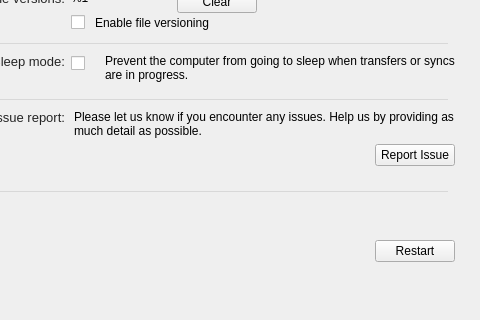
First picture: the form in src/MEGASync/gui/macx/SettingsDialog.ui, repository meganz/MEGAsync, before the edit; both pictures show x 160 to 640 and y 337 to 657 of the 640 by 657 pixel window.
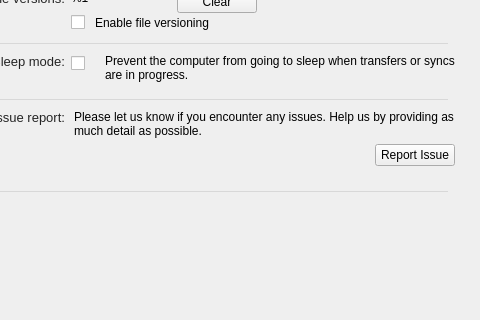
Second picture: the form after the edit. The open tabs and pages were chosen to show the change. Icons and pictures are not drawn. Custom widgets are drawn as their Qt base class.

Diff of the .ui file:
```diff
--- a/src/MEGASync/gui/macx/SettingsDialog.ui
+++ b/src/MEGASync/gui/macx/SettingsDialog.ui
@@ -3442,44 +3442,7 @@
             </item>
            </layout>
           </widget>
-          <widget class="QWidget" name="wFoldersFooter">
-           <property name="layoutDirection">
-            <enum>Qt::RightToLeft</enum>
-           </property>
-           <layout class="QVBoxLayout" name="verticalLayout_30">
-            <property name="spacing">
-             <number>0</number>
-            </property>
-            <property name="leftMargin">
-             <number>0</number>
-            </property>
-            <property name="topMargin">
-             <number>12</number>
-            </property>
-            <property name="rightMargin">
-             <number>0</number>
-            </property>
-            <property name="bottomMargin">
-             <number>12</number>
-            </property>
-            <item>
-             <widget class="QPushButton" name="bRestart">
-              <property name="sizePolicy">
-               <sizepolicy hsizetype="Fixed" vsizetype="Fixed">
-                <horstretch>0</horstretch>
-                <verstretch>0</verstretch>
-               </sizepolicy>
-              </property>
-              <property name="text">
-               <string>Restart</string>
-              </property>
-              <property name="autoDefault">
-               <bool>false</bool>
-              </property>
-             </widget>
-            </item>
-           </layout>
-          </widget>
+          <widget class="QWidget" name="wFoldersFooter"/>
           <widget class="QWidget" name="wNetworkFooter"/>
           <widget class="QWidget" name="wNotificationsFooter"/>
          </widget>
```
Left out of the diff: 1 changed line with no effect on the pictures.
